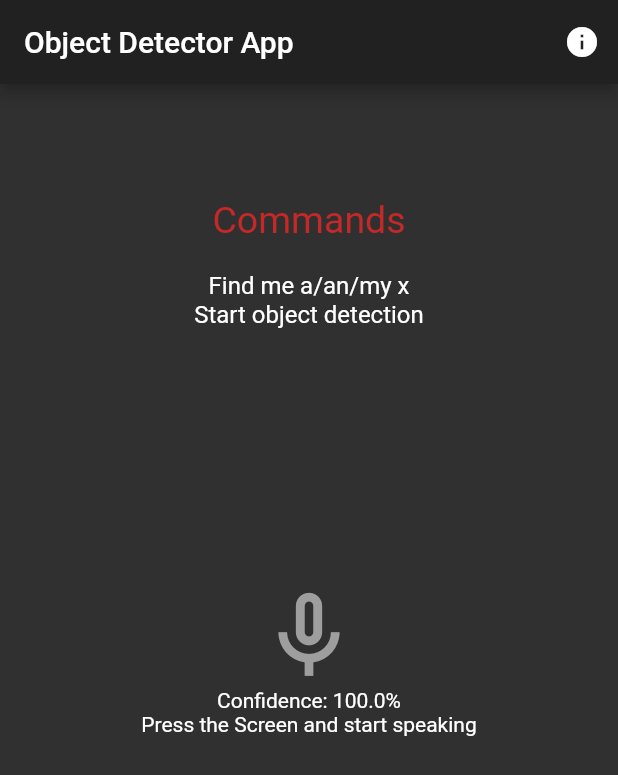
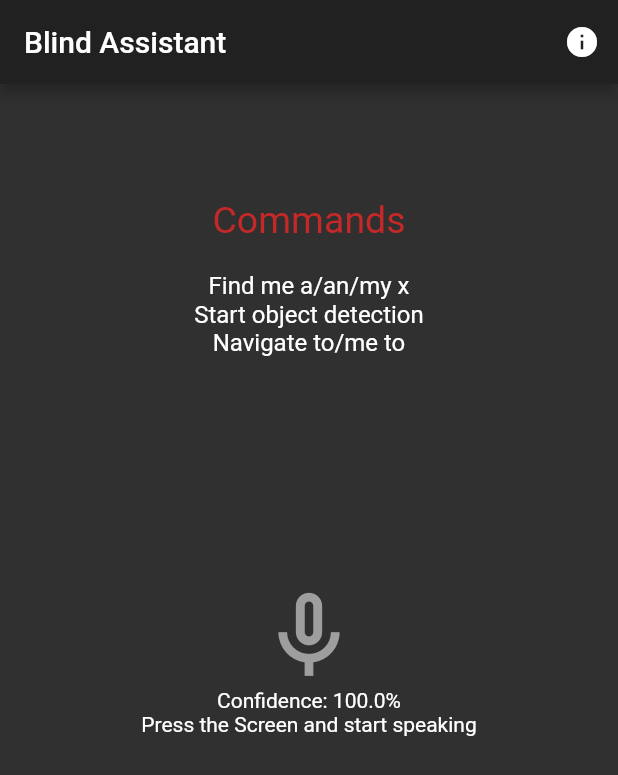
Before and after one commit to AJAYK-01/Blind_Assist, a Flutter app: the screen it shows after launch, on a phone screen of 412 x 824 dp. Shown: the top 775 px of the screen. Run offline on Flutter 3.47's test engine with Material 2 defaults, Android fonts, the phone set to English and light mode, and no system bars; our stand-ins replace camera, dio, flutter_tts, image_picker, speech_to_text; missing offline and left inert: tflite.

Commit message:
App name change

```diff
--- a/lib/main.dart
+++ b/lib/main.dart
@@ -27,7 +27,7 @@ class _MyAppState extends State<MyApp> {
   Widget build(BuildContext context) {
     return Scaffold(
         appBar: AppBar(
-          title: Text("Object Detector App"),
+          title: Text("Blind Assistant"),
           actions: <Widget>[
             IconButton(
               icon: Icon(Icons.info),
@@ -63,6 +63,12 @@ class _MyAppState extends State<MyApp> {
                       fontSize: 16,
                     ),
                   ),
+                  Text(
+                    "Navigate to/me to",
+                    style: TextStyle(
+                      fontSize: 16,
+                    ),
+                  ),
                 ],
               ),
             ),
@@ -74,7 +80,7 @@ class _MyAppState extends State<MyApp> {
   aboutDialog() {
     showAboutDialog(
       context: context,
-      applicationName: "Object Detector App",
+      applicationName: "Blind Assistant App",
       applicationLegalese: "By IEDC Cet",
       applicationVersion: "1.0",
       children: <Widget>[
```
Also changed, not shown: pubspec.lock, 1 other file.
